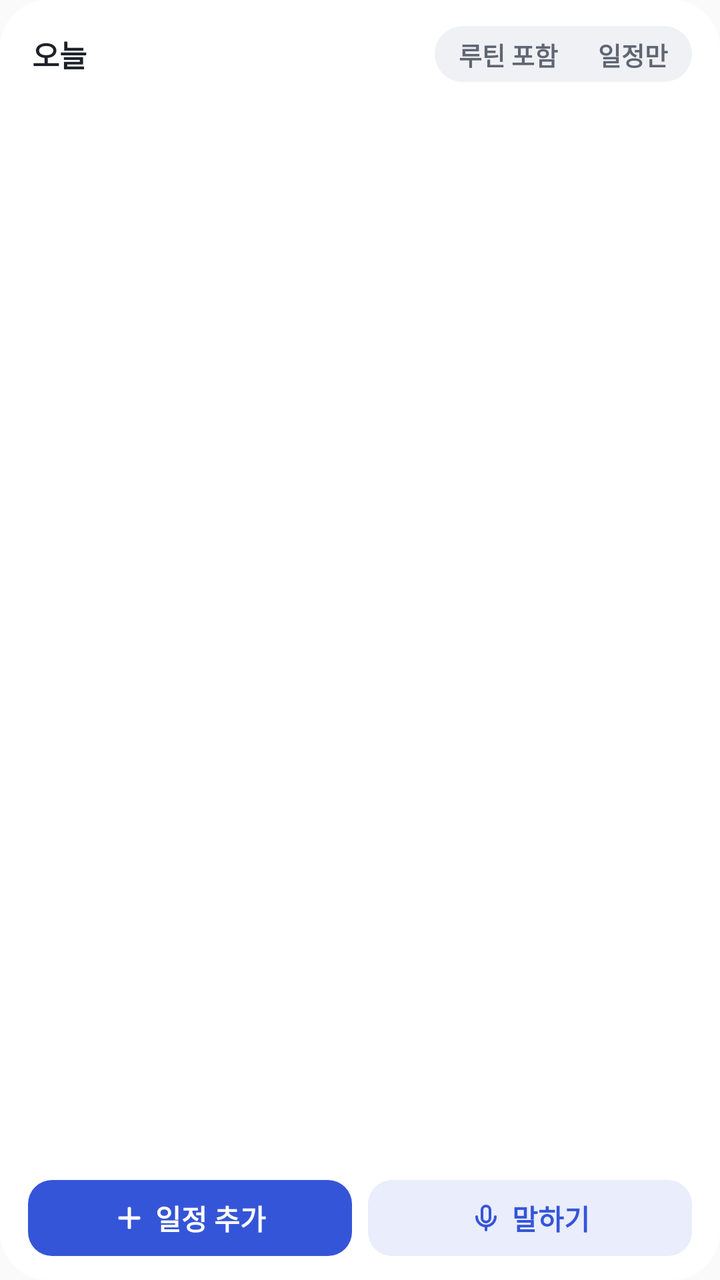
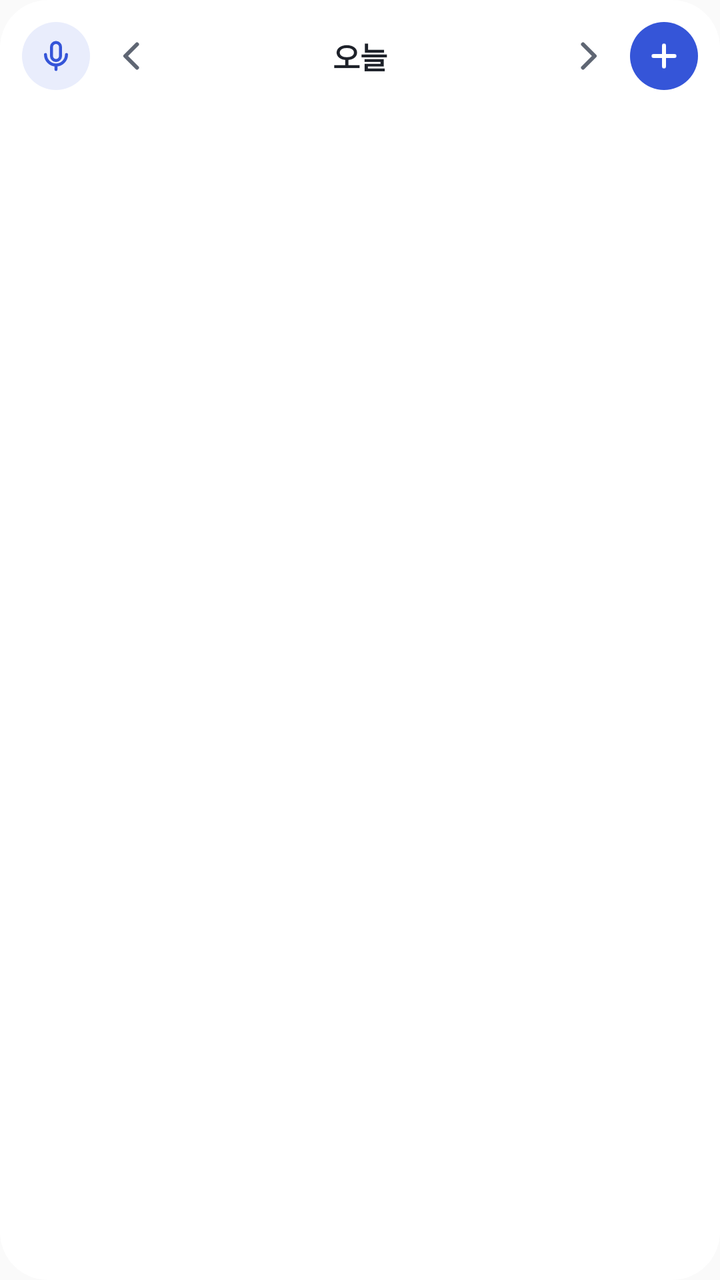

The first picture is an Android layout as it rendered before a commit; the second is the same layout after the commit. The layout source and the unified diff follow.
<!-- AndroidManifest.xml: application theme AppTheme -->
<!-- res/layout/bx_widget.xml -->
<?xml version="1.0" encoding="utf-8"?>
<LinearLayout xmlns:android="http://schemas.android.com/apk/res/android"
    android:id="@+id/w_root"
    android:layout_width="match_parent"
    android:layout_height="match_parent"
    android:background="@drawable/bx_widget_bg"
    android:orientation="vertical"
    android:paddingLeft="8dp"
    android:paddingTop="12dp"
    android:paddingRight="8dp"
    android:paddingBottom="12dp">

    <LinearLayout
        android:layout_width="match_parent"
        android:layout_height="30dp"
        android:layout_marginLeft="8dp"
        android:layout_marginRight="6dp"
        android:gravity="center_vertical"
        android:orientation="horizontal">
        <TextView
            android:id="@+id/w_head"
            android:layout_width="wrap_content"
            android:layout_height="wrap_content"
            android:ellipsize="end"
            android:maxLines="1"
            android:text="오늘"
            android:textColor="@color/bx_w_ink"
            android:textSize="15sp"
            android:textStyle="bold" />
        <TextView
            android:id="@+id/w_late"
            android:layout_width="wrap_content"
            android:layout_height="22dp"
            android:layout_marginLeft="8dp"
            android:background="@drawable/bx_widget_late"
            android:gravity="center"
            android:maxLines="1"
            android:paddingLeft="7dp"
            android:paddingRight="7dp"
            android:textColor="@color/bx_w_warn"
            android:textSize="12sp"
            android:textStyle="bold"
            android:visibility="gone" />
        <FrameLayout
            android:layout_width="0dp"
            android:layout_height="1dp"
            android:layout_weight="1" />
        <LinearLayout
            android:layout_width="wrap_content"
            android:layout_height="28dp"
            android:background="@drawable/bx_widget_seg"
            android:orientation="horizontal"
            android:padding="2dp">
            <TextView
                android:id="@+id/w_f_all"
                android:layout_width="wrap_content"
                android:layout_height="match_parent"
                android:contentDescription="루틴 포함해서 보기"
                android:gravity="center"
                android:maxLines="1"
                android:paddingLeft="10dp"
                android:paddingRight="10dp"
                android:text="루틴 포함"
                android:textColor="@color/bx_w_ink2"
                android:textSize="12.5sp"
                android:textStyle="bold" />
            <TextView
                android:id="@+id/w_f_only"
                android:layout_width="wrap_content"
                android:layout_height="match_parent"
                android:contentDescription="일정만 보기"
                android:gravity="center"
                android:maxLines="1"
                android:paddingLeft="10dp"
                android:paddingRight="10dp"
                android:text="일정만"
                android:textColor="@color/bx_w_ink2"
                android:textSize="12.5sp"
                android:textStyle="bold" />
        </LinearLayout>
    </LinearLayout>

    <FrameLayout
        android:layout_width="match_parent"
        android:layout_height="0dp"
        android:layout_marginTop="6dp"
        android:layout_weight="1">
        
        <ListView
            android:id="@+id/w_list"
            android:layout_width="match_parent"
            android:layout_height="match_parent"
            android:divider="@null"
            android:dividerHeight="0dp"
            android:fadeScrollbars="false"
            android:listSelector="@android:color/transparent"
            android:scrollbarSize="3dp"
            android:scrollbarStyle="outsideOverlay"
            android:scrollbarThumbVertical="@drawable/bx_widget_thumb"
            android:scrollbars="vertical" />
        <TextView
            android:id="@+id/w_empty"
            android:layout_width="match_parent"
            android:layout_height="wrap_content"
            android:layout_marginLeft="8dp"
            android:layout_marginTop="6dp"
            android:text="다가오는 일정이 없어요 · 아래에서 넣어 보세요"
            android:textColor="@color/bx_w_ink2"
            android:textSize="14sp"
            android:visibility="gone" />
    </FrameLayout>

    <LinearLayout
        android:id="@+id/w_foot"
        android:layout_width="match_parent"
        android:layout_height="38dp"
        android:layout_marginLeft="6dp"
        android:layout_marginTop="8dp"
        android:layout_marginRight="6dp"
        android:orientation="horizontal">
        <LinearLayout
            android:id="@+id/w_add"
            android:layout_width="0dp"
            android:layout_height="match_parent"
            android:layout_weight="1"
            android:background="@drawable/bx_widget_btn"
            android:contentDescription="일정 추가 · 글자로 넣어요"
            android:gravity="center"
            android:orientation="horizontal">
            <ImageView
                android:layout_width="16dp"
                android:layout_height="16dp"
                android:importantForAccessibility="no"
                android:src="@drawable/ic_widget_plus" />
            <TextView
                android:layout_width="wrap_content"
                android:layout_height="wrap_content"
                android:layout_marginLeft="5dp"
                android:importantForAccessibility="no"
                android:text="일정 추가"
                android:textColor="#FFFFFF"
                android:textSize="14sp"
                android:textStyle="bold" />
        </LinearLayout>
        <FrameLayout
            android:layout_width="8dp"
            android:layout_height="1dp" />
        <LinearLayout
            android:id="@+id/w_mic"
            android:layout_width="0dp"
            android:layout_height="match_parent"
            android:layout_weight="1"
            android:background="@drawable/bx_widget_btn2"
            android:contentDescription="말하기 · 바로 말로 넣어요"
            android:gravity="center"
            android:orientation="horizontal">
            <ImageView
                android:layout_width="16dp"
                android:layout_height="16dp"
                android:importantForAccessibility="no"
                android:src="@drawable/ic_widget_mic_a" />
            <TextView
                android:layout_width="wrap_content"
                android:layout_height="wrap_content"
                android:layout_marginLeft="5dp"
                android:importantForAccessibility="no"
                android:text="말하기"
                android:textColor="@color/bx_w_accent"
                android:textSize="14sp"
                android:textStyle="bold" />
        </LinearLayout>
    </LinearLayout>
</LinearLayout>
<!-- resources referenced by this layout -->
<resources>
  <color name="bx_w_accent">#3555D8</color>
  <color name="bx_w_ink">#1D2129</color>
  <color name="bx_w_ink2">#5F6673</color>
  <color name="bx_w_warn">#A4500B</color>
  <!-- drawable bx_widget_bg (drawable) -->
  <?xml version="1.0" encoding="utf-8"?>
  <shape xmlns:android="http://schemas.android.com/apk/res/android" android:shape="rectangle">
      <solid android:color="@color/bx_w_bg" />
      <corners android:radius="24dp" />
  </shape>
  <!-- drawable bx_widget_btn (drawable) -->
  <?xml version="1.0" encoding="utf-8"?>
  <shape xmlns:android="http://schemas.android.com/apk/res/android" android:shape="rectangle">
      <solid android:color="@color/bx_w_btn" />
      <corners android:radius="12dp" />
  </shape>
  <!-- drawable bx_widget_btn2 (drawable) -->
  <?xml version="1.0" encoding="utf-8"?>
  <shape xmlns:android="http://schemas.android.com/apk/res/android" android:shape="rectangle">
      <solid android:color="@color/bx_w_btn2" />
      <corners android:radius="12dp" />
  </shape>
  <!-- drawable bx_widget_late (drawable) -->
  <?xml version="1.0" encoding="utf-8"?>
  <shape xmlns:android="http://schemas.android.com/apk/res/android" android:shape="rectangle">
      <solid android:color="@color/bx_w_warn_bg" />
      <corners android:radius="10dp" />
  </shape>
  <!-- drawable bx_widget_seg (drawable) -->
  <?xml version="1.0" encoding="utf-8"?>
  <shape xmlns:android="http://schemas.android.com/apk/res/android" android:shape="rectangle">
      <solid android:color="@color/bx_w_chip" />
      <corners android:radius="14dp" />
  </shape>
  <!-- drawable bx_widget_thumb (drawable) -->
  <?xml version="1.0" encoding="utf-8"?>
  <shape xmlns:android="http://schemas.android.com/apk/res/android" android:shape="rectangle">
      <solid android:color="@color/bx_w_thumb" />
      <corners android:radius="2dp" />
      <size android:width="3dp" />
  </shape>
  <!-- drawable ic_widget_mic_a (drawable) -->
  <?xml version="1.0" encoding="utf-8"?>
  <vector xmlns:android="http://schemas.android.com/apk/res/android"
      android:width="24dp" android:height="24dp" android:viewportWidth="24" android:viewportHeight="24">
      <path android:fillColor="#00000000" android:strokeColor="@color/bx_w_accent" android:strokeWidth="2" android:strokeLineCap="round" android:strokeLineJoin="round"
          android:pathData="M12,3a3,3 0 0,1 3,3v6a3,3 0 0,1 -6,0V6a3,3 0 0,1 3,-3z" />
      <path android:fillColor="#00000000" android:strokeColor="@color/bx_w_accent" android:strokeWidth="2" android:strokeLineCap="round" android:strokeLineJoin="round"
          android:pathData="M5,11a7,7 0 0,0 14,0M12,18v3" />
  </vector>
  <!-- drawable ic_widget_plus (drawable) -->
  <vector xmlns:android="http://schemas.android.com/apk/res/android"
      android:width="24dp" android:height="24dp" android:viewportWidth="24" android:viewportHeight="24">
      <path android:fillColor="#00000000" android:strokeColor="#FFFFFF" android:strokeWidth="2.6" android:strokeLineCap="round"
          android:pathData="M12,5v14M5,12h14" />
  </vector>
  <style name="AppTheme" parent="Theme.AppCompat.Light.DarkActionBar">
          
          <item name="colorPrimary">@color/colorPrimary</item>
          <item name="colorPrimaryDark">@color/colorPrimaryDark</item>
          <item name="colorAccent">@color/colorAccent</item>
      </style>
  <color name="bx_w_bg">#FFFFFF</color>
  <color name="bx_w_btn">#3555D8</color>
  <color name="bx_w_btn2">#E9EDFC</color>
  <color name="bx_w_warn_bg">#FFF4E8</color>
  <color name="bx_w_chip">#F0F1F4</color>
  <color name="bx_w_thumb">#C9CED6</color>
</resources>

<!-- the commit's change to res/layout/bx_widget.xml (unified diff, before → after) -->
@@ -6,84 +6,85 @@
     android:background="@drawable/bx_widget_bg"
     android:orientation="vertical"
     android:paddingLeft="8dp"
-    android:paddingTop="12dp"
+    android:paddingTop="8dp"
     android:paddingRight="8dp"
-    android:paddingBottom="12dp">
+    android:paddingBottom="10dp">
 
     <LinearLayout
         android:layout_width="match_parent"
-        android:layout_height="30dp"
-        android:layout_marginLeft="8dp"
-        android:layout_marginRight="6dp"
+        android:layout_height="40dp"
         android:gravity="center_vertical"
         android:orientation="horizontal">
+        <FrameLayout
+            android:id="@+id/w_mic"
+            android:layout_width="40dp"
+            android:layout_height="40dp"
+            android:contentDescription="말하기 · 바로 말로 일정 추가">
+            <ImageView
+                android:layout_width="34dp"
+                android:layout_height="34dp"
+                android:layout_gravity="center"
+                android:background="@drawable/bx_widget_round2"
+                android:importantForAccessibility="no"
+                android:padding="8dp"
+                android:src="@drawable/ic_widget_mic_a" />
+        </FrameLayout>
+        <FrameLayout
+            android:id="@+id/w_prev"
+            android:layout_width="36dp"
+            android:layout_height="40dp"
+            android:contentDescription="전날">
+            <ImageView
+                android:layout_width="20dp"
+                android:layout_height="20dp"
+                android:layout_gravity="center"
+                android:importantForAccessibility="no"
+                android:src="@drawable/ic_widget_prev" />
+        </FrameLayout>
         <TextView
             android:id="@+id/w_head"
-            android:layout_width="wrap_content"
-            android:layout_height="wrap_content"
+            android:layout_width="0dp"
+            android:layout_height="40dp"
+            android:layout_weight="1"
             android:ellipsize="end"
+            android:gravity="center"
             android:maxLines="1"
             android:text="오늘"
             android:textColor="@color/bx_w_ink"
             android:textSize="15sp"
             android:textStyle="bold" />
-        <TextView
-            android:id="@+id/w_late"
-            android:layout_width="wrap_content"
-            android:layout_height="22dp"
-            android:layout_marginLeft="8dp"
-            android:background="@drawable/bx_widget_late"
-            android:gravity="center"
-            android:maxLines="1"
-            android:paddingLeft="7dp"
-            android:paddingRight="7dp"
-            android:textColor="@color/bx_w_warn"
-            android:textSize="12sp"
-            android:textStyle="bold"
-            android:visibility="gone" />
         <FrameLayout
-            android:layout_width="0dp"
-            android:layout_height="1dp"
-            android:layout_weight="1" />
-        <LinearLayout
-            android:layout_width="wrap_content"
-            android:layout_height="28dp"
-            android:background="@drawable/bx_widget_seg"
-            android:orientation="horizontal"
-            android:padding="2dp">
-            <TextView
-                android:id="@+id/w_f_all"
-                android:layout_width="wrap_content"
-                android:layout_height="match_parent"
-                android:contentDescription="루틴 포함해서 보기"
-                android:gravity="center"
-                android:maxLines="1"
-                android:paddingLeft="10dp"
-                android:paddingRight="10dp"
-                android:text="루틴 포함"
-                android:textColor="@color/bx_w_ink2"
-                android:textSize="12.5sp"
-                android:textStyle="bold" />
-            <TextView
-                android:id="@+id/w_f_only"
-                android:layout_width="wrap_content"
-                android:layout_height="match_parent"
-                android:contentDescription="일정만 보기"
-                android:gravity="center"
-                android:maxLines="1"
-                android:paddingLeft="10dp"
-                android:paddingRight="10dp"
-                android:text="일정만"
-                android:textColor="@color/bx_w_ink2"
-                android:textSize="12.5sp"
-                android:textStyle="bold" />
-        </LinearLayout>
+            android:id="@+id/w_next"
+            android:layout_width="36dp"
+            android:layout_height="40dp"
+            android:contentDescription="다음 날">
+            <ImageView
+                android:layout_width="20dp"
+                android:layout_height="20dp"
+                android:layout_gravity="center"
+                android:importantForAccessibility="no"
+                android:src="@drawable/ic_widget_next" />
+        </FrameLayout>
+        <FrameLayout
+            android:id="@+id/w_add"
+            android:layout_width="40dp"
+            android:layout_height="40dp"
+            android:contentDescription="새 일정">
+            <ImageView
+                android:layout_width="34dp"
+                android:layout_height="34dp"
+                android:layout_gravity="center"
+                android:background="@drawable/bx_widget_round"
+                android:importantForAccessibility="no"
+                android:padding="8dp"
+                android:src="@drawable/ic_widget_plus" />
+        </FrameLayout>
     </LinearLayout>
 
     <FrameLayout
         android:layout_width="match_parent"
         android:layout_height="0dp"
-        android:layout_marginTop="6dp"
+        android:layout_marginTop="4dp"
         android:layout_weight="1">
         
         <ListView
@@ -101,73 +102,11 @@
         <TextView
             android:id="@+id/w_empty"
             android:layout_width="match_parent"
-            android:layout_height="wrap_content"
-            android:layout_marginLeft="8dp"
-            android:layout_marginTop="6dp"
-            android:text="다가오는 일정이 없어요 · 아래에서 넣어 보세요"
+            android:layout_height="match_parent"
+            android:gravity="center"
+            android:text="일정 없음"
             android:textColor="@color/bx_w_ink2"
             android:textSize="14sp"
             android:visibility="gone" />
     </FrameLayout>
-
-    <LinearLayout
-        android:id="@+id/w_foot"
-        android:layout_width="match_parent"
-        android:layout_height="38dp"
-        android:layout_marginLeft="6dp"
-        android:layout_marginTop="8dp"
-        android:layout_marginRight="6dp"
-        android:orientation="horizontal">
-        <LinearLayout
-            android:id="@+id/w_add"
-            android:layout_width="0dp"
-            android:layout_height="match_parent"
-            android:layout_weight="1"
-            android:background="@drawable/bx_widget_btn"
-            android:contentDescription="일정 추가 · 글자로 넣어요"
-            android:gravity="center"
-            android:orientation="horizontal">
-            <ImageView
-                android:layout_width="16dp"
-                android:layout_height="16dp"
-                android:importantForAccessibility="no"
-                android:src="@drawable/ic_widget_plus" />
-            <TextView
-                android:layout_width="wrap_content"
-                android:layout_height="wrap_content"
-                android:layout_marginLeft="5dp"
-                android:importantForAccessibility="no"
-                android:text="일정 추가"
-                android:textColor="#FFFFFF"
-                android:textSize="14sp"
-                android:textStyle="bold" />
-        </LinearLayout>
-        <FrameLayout
-            android:layout_width="8dp"
-            android:layout_height="1dp" />
-        <LinearLayout
-            android:id="@+id/w_mic"
-            android:layout_width="0dp"
-            android:layout_height="match_parent"
-            android:layout_weight="1"
-            android:background="@drawable/bx_widget_btn2"
-            android:contentDescription="말하기 · 바로 말로 넣어요"
-            android:gravity="center"
-            android:orientation="horizontal">
-            <ImageView
-                android:layout_width="16dp"
-                android:layout_height="16dp"
-                android:importantForAccessibility="no"
-                android:src="@drawable/ic_widget_mic_a" />
-            <TextView
-                android:layout_width="wrap_content"
-                android:layout_height="wrap_content"
-                android:layout_marginLeft="5dp"
-                android:importantForAccessibility="no"
-                android:text="말하기"
-                android:textColor="@color/bx_w_accent"
-                android:textSize="14sp"
-                android:textStyle="bold" />
-        </LinearLayout>
-    </LinearLayout>
 </LinearLayout>
<!-- resource entries referenced after the edit -->
@@ -3,36 +3,21 @@
   <color name="bx_w_accent">#3555D8</color>
   <color name="bx_w_ink">#1D2129</color>
   <color name="bx_w_ink2">#5F6673</color>
-  <color name="bx_w_warn">#A4500B</color>
   <!-- drawable bx_widget_bg (drawable) -->
   <?xml version="1.0" encoding="utf-8"?>
   <shape xmlns:android="http://schemas.android.com/apk/res/android" android:shape="rectangle">
       <solid android:color="@color/bx_w_bg" />
       <corners android:radius="24dp" />
   </shape>
-  <!-- drawable bx_widget_btn (drawable) -->
+  <!-- drawable bx_widget_round (drawable) -->
   <?xml version="1.0" encoding="utf-8"?>
-  <shape xmlns:android="http://schemas.android.com/apk/res/android" android:shape="rectangle">
+  <shape xmlns:android="http://schemas.android.com/apk/res/android" android:shape="oval">
       <solid android:color="@color/bx_w_btn" />
-      <corners android:radius="12dp" />
   </shape>
-  <!-- drawable bx_widget_btn2 (drawable) -->
+  <!-- drawable bx_widget_round2 (drawable) -->
   <?xml version="1.0" encoding="utf-8"?>
-  <shape xmlns:android="http://schemas.android.com/apk/res/android" android:shape="rectangle">
+  <shape xmlns:android="http://schemas.android.com/apk/res/android" android:shape="oval">
       <solid android:color="@color/bx_w_btn2" />
-      <corners android:radius="12dp" />
-  </shape>
-  <!-- drawable bx_widget_late (drawable) -->
-  <?xml version="1.0" encoding="utf-8"?>
-  <shape xmlns:android="http://schemas.android.com/apk/res/android" android:shape="rectangle">
-      <solid android:color="@color/bx_w_warn_bg" />
-      <corners android:radius="10dp" />
-  </shape>
-  <!-- drawable bx_widget_seg (drawable) -->
-  <?xml version="1.0" encoding="utf-8"?>
-  <shape xmlns:android="http://schemas.android.com/apk/res/android" android:shape="rectangle">
-      <solid android:color="@color/bx_w_chip" />
-      <corners android:radius="14dp" />
   </shape>
   <!-- drawable bx_widget_thumb (drawable) -->
   <?xml version="1.0" encoding="utf-8"?>
@@ -50,11 +35,23 @@
       <path android:fillColor="#00000000" android:strokeColor="@color/bx_w_accent" android:strokeWidth="2" android:strokeLineCap="round" android:strokeLineJoin="round"
           android:pathData="M5,11a7,7 0 0,0 14,0M12,18v3" />
   </vector>
+  <!-- drawable ic_widget_next (drawable) -->
+  <vector xmlns:android="http://schemas.android.com/apk/res/android"
+      android:width="24dp" android:height="24dp" android:viewportWidth="24" android:viewportHeight="24">
+      <path android:fillColor="#00000000" android:strokeColor="@color/bx_w_ink2" android:strokeWidth="2.4" android:strokeLineCap="round" android:strokeLineJoin="round"
+          android:pathData="M9,5l7,7l-7,7" />
+  </vector>
   <!-- drawable ic_widget_plus (drawable) -->
   <vector xmlns:android="http://schemas.android.com/apk/res/android"
       android:width="24dp" android:height="24dp" android:viewportWidth="24" android:viewportHeight="24">
       <path android:fillColor="#00000000" android:strokeColor="#FFFFFF" android:strokeWidth="2.6" android:strokeLineCap="round"
           android:pathData="M12,5v14M5,12h14" />
+  </vector>
+  <!-- drawable ic_widget_prev (drawable) -->
+  <vector xmlns:android="http://schemas.android.com/apk/res/android"
+      android:width="24dp" android:height="24dp" android:viewportWidth="24" android:viewportHeight="24">
+      <path android:fillColor="#00000000" android:strokeColor="@color/bx_w_ink2" android:strokeWidth="2.4" android:strokeLineCap="round" android:strokeLineJoin="round"
+          android:pathData="M15,5l-7,7l7,7" />
   </vector>
   <style name="AppTheme" parent="Theme.AppCompat.Light.DarkActionBar">
           
@@ -65,8 +62,6 @@
   <color name="bx_w_bg">#FFFFFF</color>
   <color name="bx_w_btn">#3555D8</color>
   <color name="bx_w_btn2">#E9EDFC</color>
-  <color name="bx_w_warn_bg">#FFF4E8</color>
-  <color name="bx_w_chip">#F0F1F4</color>
   <color name="bx_w_thumb">#C9CED6</color>
 </resources>
 
